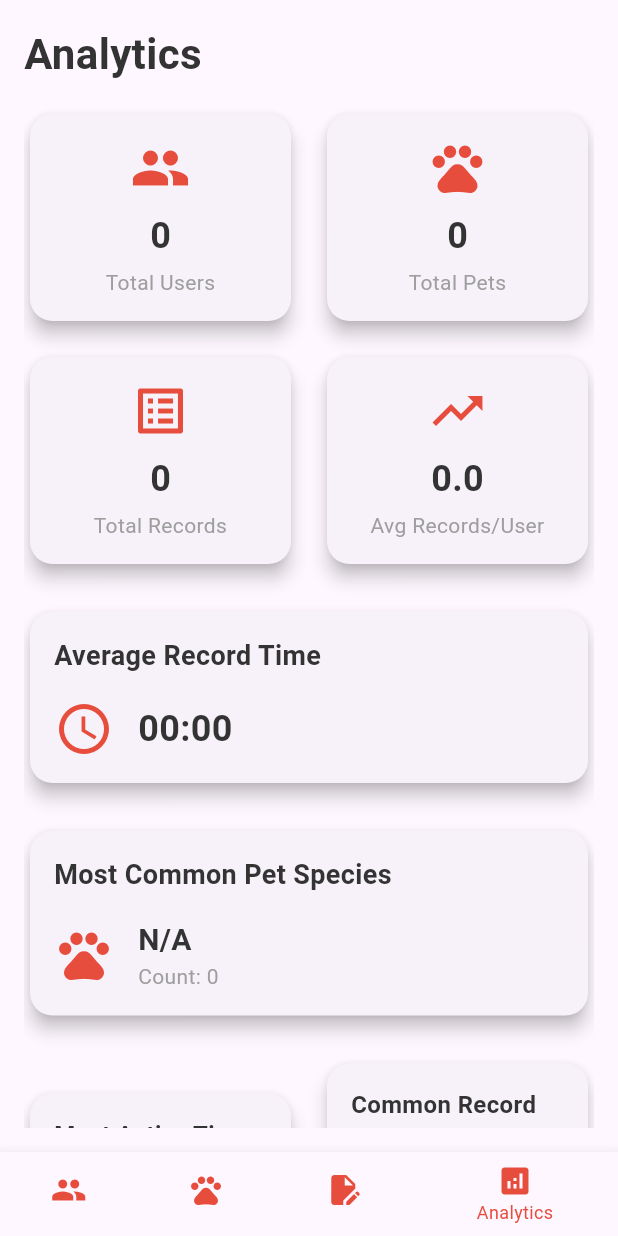
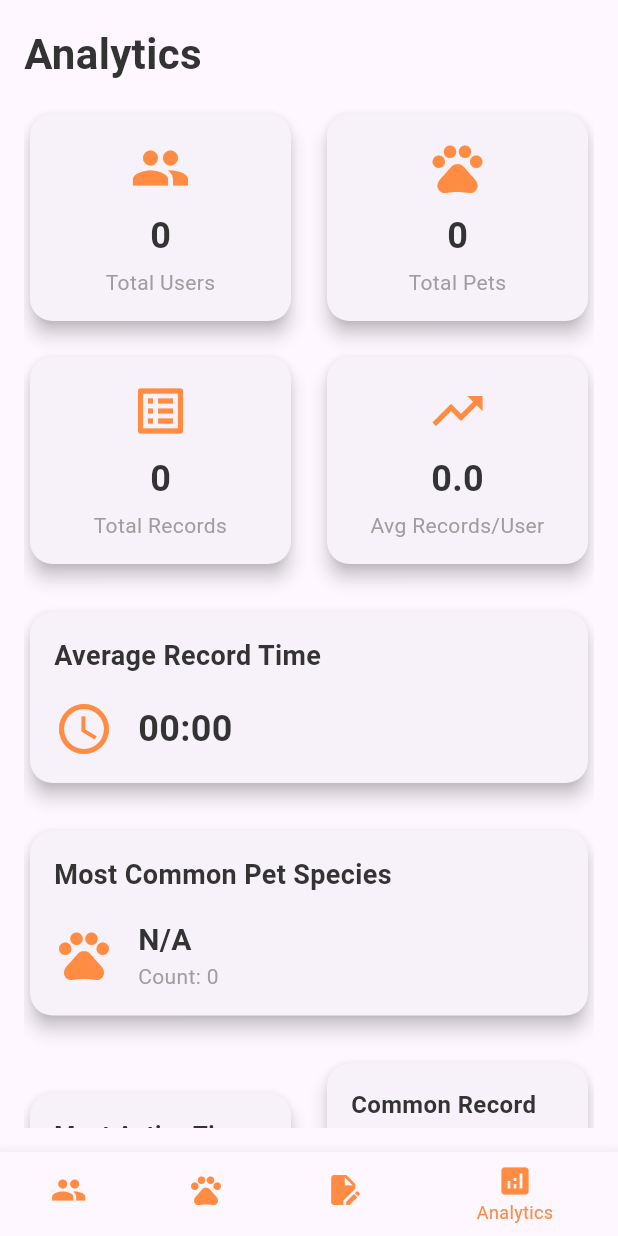
Before and after one commit to chamithharshamal/PetWell-Mobile_Application, a Flutter app: the AdminDashboardScreen screen opened by its route, item 4 of the bottom bar chosen, on a phone screen of 412 x 824 dp. Run offline on Flutter 3.47's test engine with Material 3 defaults, Android fonts, the phone set to English and light mode, and no system bars; our stand-ins replace carousel_slider, cloud_firestore, firebase_auth, firebase_core, fl_chart, google_sign_in and 3 more; missing offline and left inert: flutter_facebook_auth; accounts and stored records are empty.

Commit message:
Update admin_dashboard_screen.dart

```diff
--- a/petwell/lib/features/admin/screens/admin_dashboard_screen.dart
+++ b/petwell/lib/features/admin/screens/admin_dashboard_screen.dart
@@ -321,8 +321,8 @@ class _AdminDashboardScreenState extends State<AdminDashboardScreen> {
           }
         },
         backgroundColor: const Color.fromARGB(255, 234, 231, 231),
-        selectedItemColor: const Color(0xFFe74d3d),
-        unselectedItemColor: const Color(0xFFe74d3d),
+        selectedItemColor: const Color(0xFFFF8C42),
+        unselectedItemColor: const Color(0xFFFF8C42),
         selectedFontSize: 12,
         unselectedFontSize: 10,
         items: const [
@@ -433,7 +433,7 @@ class _AdminDashboardScreenState extends State<AdminDashboardScreen> {
                           style: const TextStyle(
                             fontSize: 20,
                             fontWeight: FontWeight.bold,
-                            color: Color(0xFFe74d3d),
+                            color: Color(0xFFFF8C42),
                           ),
                         ),
                       );
@@ -466,7 +466,7 @@ class _AdminDashboardScreenState extends State<AdminDashboardScreen> {
                                   trailing: IconButton(
                                     icon: const Icon(
                                       Icons.delete,
-                                      color: Colors.red,
+                                      color: Color(0xFFFF8C42),
                                     ),
                                     onPressed: () => _deletePet(pet.id),
                                   ),
@@ -503,7 +503,7 @@ class _AdminDashboardScreenState extends State<AdminDashboardScreen> {
                 ),
               ),
               IconButton(
-                icon: const Icon(Icons.logout, color: Colors.red),
+                icon: const Icon(Icons.logout, color: Color(0xFFFF8C42)),
                 onPressed: _logout,
               ),
             ],
@@ -585,7 +585,7 @@ class _AdminDashboardScreenState extends State<AdminDashboardScreen> {
                           style: const TextStyle(
                             fontSize: 20,
                             fontWeight: FontWeight.bold,
-                            color: Color(0xFFe74d3d),
+                            color: Color(0xFFFF8C42),
                           ),
                         ),
                       );
@@ -604,7 +604,7 @@ class _AdminDashboardScreenState extends State<AdminDashboardScreen> {
                                 ),
                                 child: ExpansionTile(
                                   leading: CircleAvatar(
-                                    backgroundColor: const Color(0xFFe74d3d),
+                                    backgroundColor: const Color(0xFFFF8C42),
                                     child: Text(
                                       data['name']
                                               ?.substring(0, 1)
@@ -633,7 +633,7 @@ class _AdminDashboardScreenState extends State<AdminDashboardScreen> {
                                             children: [
                                               const Icon(
                                                 Icons.email,
-                                                color: Color(0xFFe74d3d),
+                                                color: Color(0xFFFF8C42),
                                               ),
                                               const SizedBox(width: 8),
                                               Text(
@@ -646,7 +646,7 @@ class _AdminDashboardScreenState extends State<AdminDashboardScreen> {
                                             children: [
                                               const Icon(
                                                 Icons.calendar_today,
-                                                color: Color(0xFFe74d3d),
+                                                color: Color(0xFFFF8C42),
                                               ),
                                               const SizedBox(width: 8),
                                               Text(
@@ -720,7 +720,7 @@ class _AdminDashboardScreenState extends State<AdminDashboardScreen> {
                                                     trailing: IconButton(
                                                       icon: const Icon(
                                                         Icons.delete,
-                                                        color: Colors.red,
+                                                        color: Color(0xFFFF8C42),
                                                       ),
                                                       onPressed:
                                                           () => _deletePet(
@@ -738,12 +738,12 @@ class _AdminDashboardScreenState extends State<AdminDashboardScreen> {
                                             child: TextButton.icon(
                                               icon: const Icon(
                                                 Icons.delete,
-                                                color: Colors.red,
+                                                color: Color(0xFFFF8C42),
                                               ),
                                               label: const Text(
                                                 'Delete User',
                                                 style: TextStyle(
-                                                  color: Colors.red,
+                                                  color:Color(0xFFFF8C42),
                                                 ),
                                               ),
                                               onPressed:
@@ -811,13 +811,13 @@ class _AdminDashboardScreenState extends State<AdminDashboardScreen> {
                       hintText: 'Enter title here',
                       prefixIcon: const Icon(
                         Icons.title,
-                        color: Color(0xFFe74d3d),
+                        color: Color(0xFFFF8C42),
                       ),
                       border: OutlineInputBorder(
                         borderRadius: BorderRadius.circular(12),
                       ),
                       focusedBorder: OutlineInputBorder(
-                        borderSide: BorderSide(color: const Color(0xFFe74d3d)),
+                        borderSide: BorderSide(color: const Color(0xFFFF8C42)),
                         borderRadius: BorderRadius.circular(12),
                       ),
                     ),
@@ -833,13 +833,13 @@ class _AdminDashboardScreenState extends State<AdminDashboardScreen> {
                       hintText: 'Write something...',
                       prefixIcon: const Icon(
                         Icons.article,
-                        color: Color(0xFFe74d3d),
+                        color: Color(0xFFFF8C42),
                       ),
                       border: OutlineInputBorder(
                         borderRadius: BorderRadius.circular(12),
                       ),
                       focusedBorder: OutlineInputBorder(
-                        borderSide: BorderSide(color: const Color(0xFFe74d3d)),
+                        borderSide: BorderSide(color: const Color(0xFFFF8C42)),
                         borderRadius: BorderRadius.circular(12),
                       ),
                     ),
@@ -853,7 +853,7 @@ class _AdminDashboardScreenState extends State<AdminDashboardScreen> {
                       icon: const Icon(Icons.image),
                       label: const Text('Pick Image'),
                       style: ElevatedButton.styleFrom(
-                        backgroundColor: const Color(0xFFe74d3d),
+                        backgroundColor: const Color(0xFFFF8C42),
                         foregroundColor: Colors.white,
                         padding: EdgeInsets.symmetric(
                           horizontal: 15,
@@ -889,10 +889,10 @@ class _AdminDashboardScreenState extends State<AdminDashboardScreen> {
                                       _selectedImageBase64 = null;
                                     });
                                   },
-                          icon: const Icon(Icons.delete, color: Colors.red),
+                          icon: const Icon(Icons.delete, color: Color(0xFFFF8C42)),
                           label: const Text(
                             'Remove Image',
-                            style: TextStyle(color: Colors.red),
+                            style: TextStyle(color: Color(0xFFFF8C42)),
                           ),
                         ),
                       ],
@@ -904,7 +904,7 @@ class _AdminDashboardScreenState extends State<AdminDashboardScreen> {
                     child: ElevatedButton(
                       onPressed: _isUploading ? null : _addBlogPost,
                       style: ElevatedButton.styleFrom(
-                        backgroundColor: const Color(0xFFe74d3d),
+                        backgroundColor: const Color(0xFFFF8C42),
                         foregroundColor: Colors.white,
                         padding: const EdgeInsets.symmetric(vertical: 16),
                         shape: RoundedRectangleBorder(
@@ -1123,7 +1123,7 @@ class _AdminDashboardScreenState extends State<AdminDashboardScreen> {
                                   const Icon(
                                     Icons.access_time,
                                     size: 40,
-                                    color: Color(0xFFe74d3d),
+                                    color: Color(0xFFFF8C42),
                                   ),
                                   const SizedBox(width: 16),
                                   Text(
@@ -1166,7 +1166,7 @@ class _AdminDashboardScreenState extends State<AdminDashboardScreen> {
                                   const Icon(
                                     Icons.pets,
                                     size: 40,
-                                    color: Color(0xFFe74d3d),
+                                    color: Color(0xFFFF8C42),
                                   ),
                                   const SizedBox(width: 16),
                                   Column(
@@ -1223,7 +1223,7 @@ class _AdminDashboardScreenState extends State<AdminDashboardScreen> {
                                       mostActiveTimePeriod ?? 'N/A',
                                       style: const TextStyle(
                                         fontSize: 18,
-                                        color: Color(0xFFe74d3d),
+                                        color: Color(0xFFFF8C42),
                                         fontWeight: FontWeight.bold,
                                       ),
                                     ),
@@ -1257,7 +1257,7 @@ class _AdminDashboardScreenState extends State<AdminDashboardScreen> {
                                       mostCommonRecordType ?? 'N/A',
                                       style: const TextStyle(
                                         fontSize: 18,
-                                        color: Color(0xFFe74d3d),
+                                        color: Color(0xFFFF8C42),
                                         fontWeight: FontWeight.bold,
                                       ),
                                     ),
@@ -1298,7 +1298,7 @@ class _AdminDashboardScreenState extends State<AdminDashboardScreen> {
         padding: const EdgeInsets.all(16.0),
         child: Column(
           children: [
-            Icon(icon, size: 40, color: const Color(0xFFe74d3d)),
+            Icon(icon, size: 40, color: const Color(0xFFFF8C42)),
             const SizedBox(height: 8),
             Text(
               value,
```
